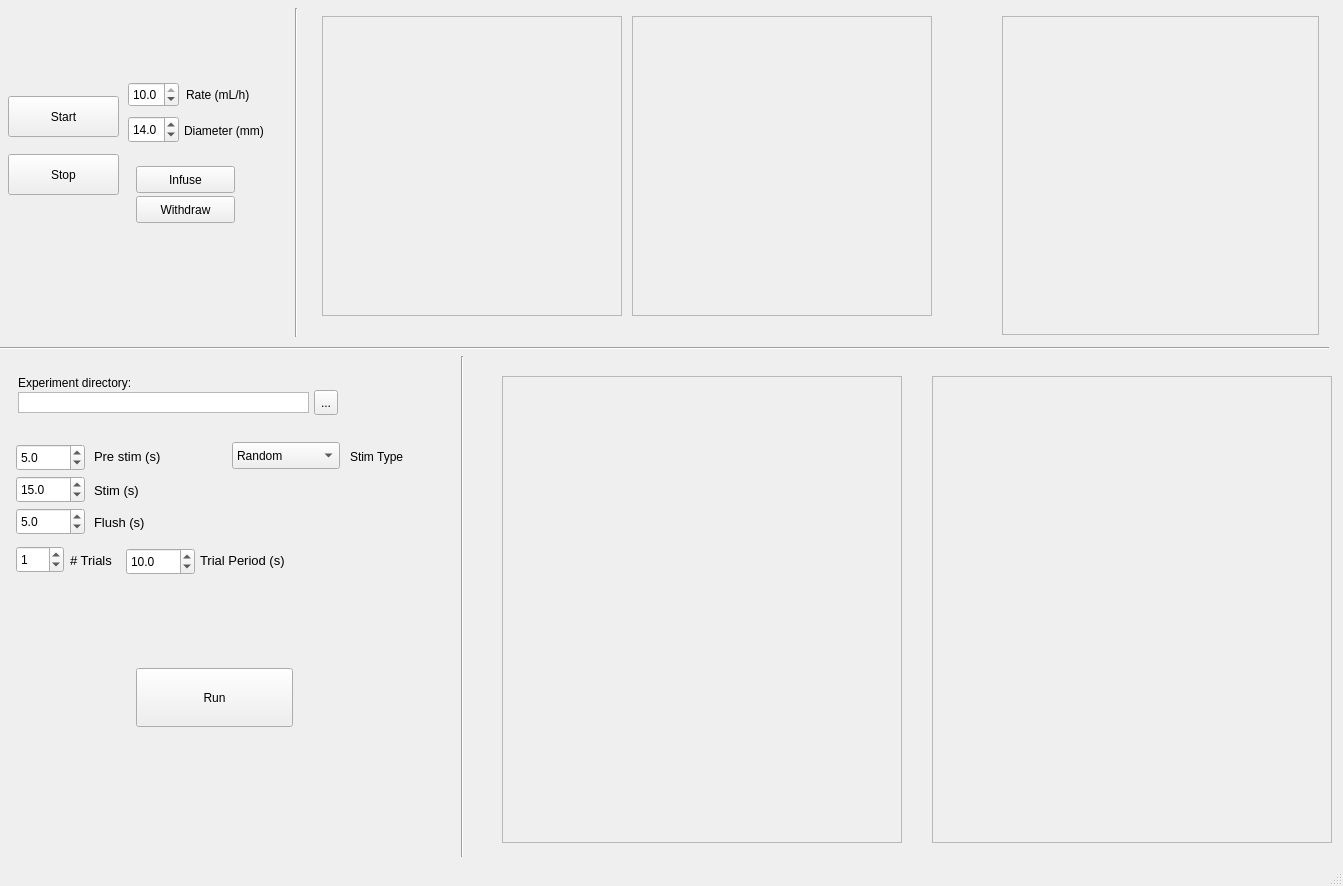
First picture: the form in fly_tracker_gui.ui, repository SashaRayshubskiy/fly_tracker, before the edit.
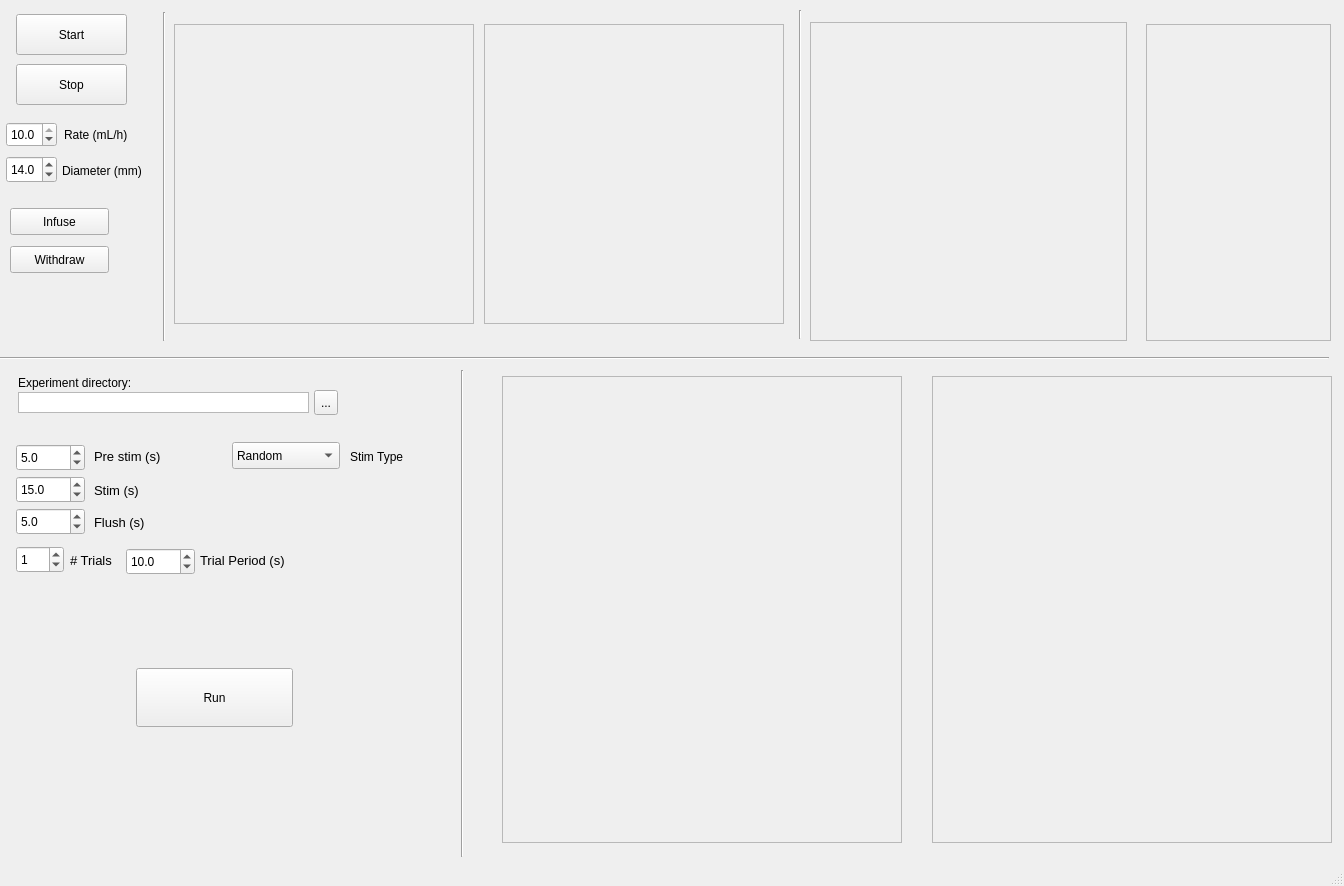
Second picture: the form after the edit.

Patch:
```diff
--- a/fly_tracker_gui.ui
+++ b/fly_tracker_gui.ui
@@ -6,7 +6,7 @@
    <rect>
     <x>0</x>
     <y>0</y>
-    <width>1343</width>
+    <width>1344</width>
     <height>886</height>
    </rect>
   </property>
@@ -23,8 +23,8 @@
    <widget class="QPushButton" name="start_button">
     <property name="geometry">
      <rect>
-      <x>8</x>
-      <y>96</y>
+      <x>16</x>
+      <y>14</y>
       <width>111</width>
       <height>41</height>
      </rect>
@@ -36,8 +36,8 @@
    <widget class="QPushButton" name="stop_button">
     <property name="geometry">
      <rect>
-      <x>8</x>
-      <y>154</y>
+      <x>16</x>
+      <y>64</y>
       <width>111</width>
       <height>41</height>
      </rect>
@@ -52,8 +52,8 @@
    <widget class="QPushButton" name="infuse_button">
     <property name="geometry">
      <rect>
-      <x>136</x>
-      <y>166</y>
+      <x>10</x>
+      <y>208</y>
       <width>99</width>
       <height>27</height>
      </rect>
@@ -65,8 +65,8 @@
    <widget class="QPushButton" name="withdraw_button">
     <property name="geometry">
      <rect>
-      <x>136</x>
-      <y>196</y>
+      <x>10</x>
+      <y>246</y>
       <width>99</width>
       <height>27</height>
      </rect>
@@ -78,8 +78,8 @@
    <widget class="QFrame" name="camera2">
     <property name="geometry">
      <rect>
-      <x>632</x>
-      <y>16</y>
+      <x>484</x>
+      <y>24</y>
       <width>300</width>
       <height>300</height>
      </rect>
@@ -94,8 +94,8 @@
    <widget class="QFrame" name="camera1">
     <property name="geometry">
      <rect>
-      <x>322</x>
-      <y>16</y>
+      <x>174</x>
+      <y>24</y>
       <width>300</width>
       <height>300</height>
      </rect>
@@ -110,8 +110,8 @@
    <widget class="QDoubleSpinBox" name="rate_box">
     <property name="geometry">
      <rect>
-      <x>128</x>
-      <y>82</y>
+      <x>6</x>
+      <y>122</y>
       <width>51</width>
       <height>25</height>
      </rect>
@@ -143,8 +143,8 @@
    <widget class="QLabel" name="label">
     <property name="geometry">
      <rect>
-      <x>186</x>
-      <y>86</y>
+      <x>64</x>
+      <y>126</y>
       <width>93</width>
       <height>17</height>
      </rect>
@@ -161,8 +161,8 @@
    <widget class="QDoubleSpinBox" name="diameter_box">
     <property name="geometry">
      <rect>
-      <x>128</x>
-      <y>116</y>
+      <x>6</x>
+      <y>156</y>
       <width>51</width>
       <height>27</height>
      </rect>
@@ -182,8 +182,8 @@
    <widget class="QLabel" name="label_2">
     <property name="geometry">
      <rect>
-      <x>184</x>
-      <y>122</y>
+      <x>62</x>
+      <y>162</y>
       <width>97</width>
       <height>17</height>
      </rect>
@@ -201,7 +201,7 @@
     <property name="geometry">
      <rect>
       <x>-6</x>
-      <y>340</y>
+      <y>350</y>
       <width>1335</width>
       <height>16</height>
      </rect>
@@ -213,8 +213,8 @@
    <widget class="Line" name="line_2">
     <property name="geometry">
      <rect>
-      <x>288</x>
-      <y>8</y>
+      <x>156</x>
+      <y>12</y>
       <width>16</width>
       <height>329</height>
      </rect>
@@ -242,8 +242,8 @@
    <widget class="QFrame" name="cummulative_run">
     <property name="geometry">
      <rect>
-      <x>1002</x>
-      <y>16</y>
+      <x>810</x>
+      <y>22</y>
       <width>317</width>
       <height>319</height>
      </rect>
@@ -558,15 +558,44 @@
     <property name="geometry">
      <rect>
       <x>454</x>
-      <y>356</y>
+      <y>370</y>
       <width>16</width>
-      <height>501</height>
+      <height>487</height>
      </rect>
     </property>
     <property name="orientation">
      <enum>Qt::Vertical</enum>
     </property>
    </widget>
+   <widget class="Line" name="line_4">
+    <property name="geometry">
+     <rect>
+      <x>792</x>
+      <y>10</y>
+      <width>16</width>
+      <height>329</height>
+     </rect>
+    </property>
+    <property name="orientation">
+     <enum>Qt::Vertical</enum>
+    </property>
+   </widget>
+   <widget class="QFrame" name="polar_plot_1">
+    <property name="geometry">
+     <rect>
+      <x>1146</x>
+      <y>24</y>
+      <width>185</width>
+      <height>317</height>
+     </rect>
+    </property>
+    <property name="frameShape">
+     <enum>QFrame::StyledPanel</enum>
+    </property>
+    <property name="frameShadow">
+     <enum>QFrame::Raised</enum>
+    </property>
+   </widget>
   </widget>
   <widget class="QStatusBar" name="statusbar"/>
   <widget class="QMenuBar" name="menubar">
```
Left out of the diff: 2 changed lines with no effect on the pictures.
